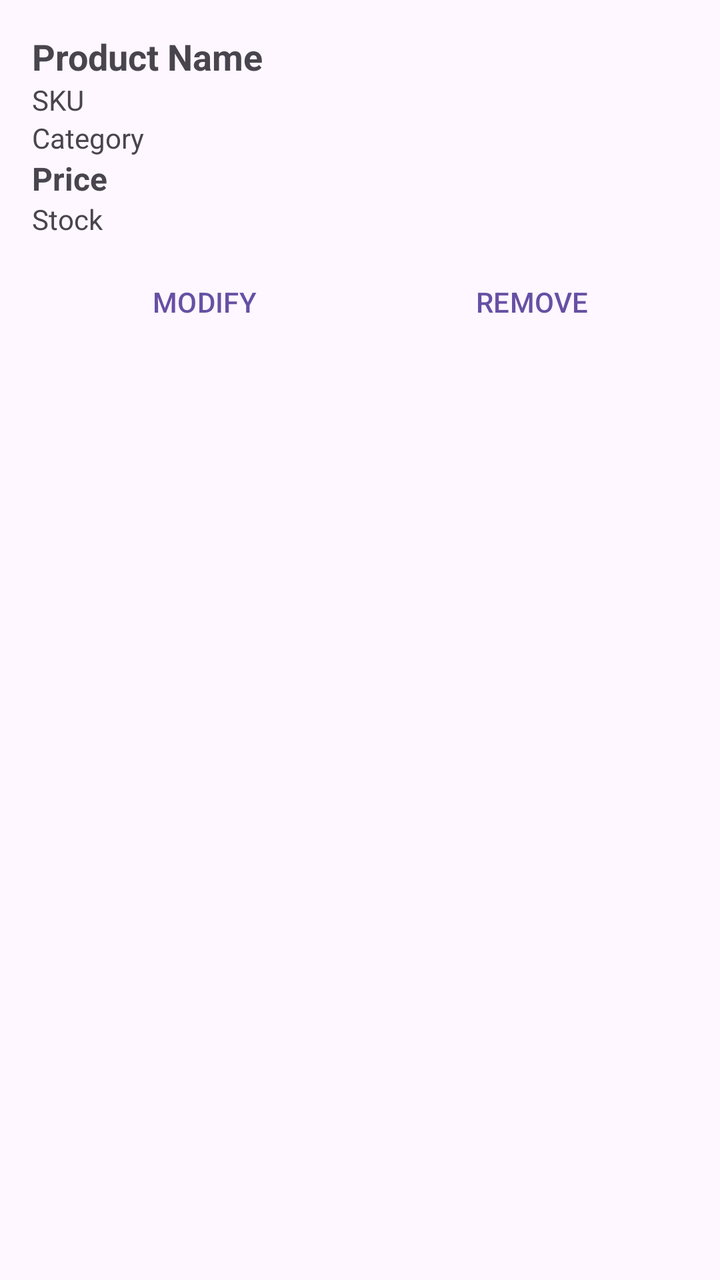
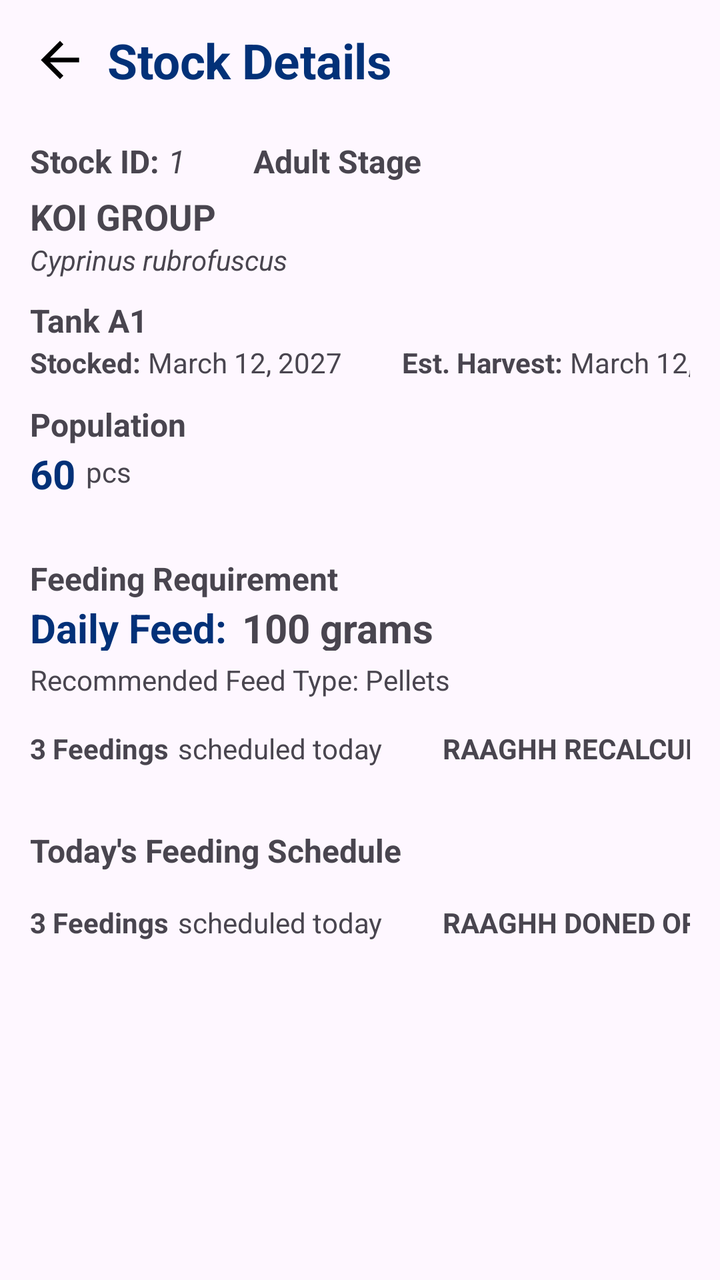

The first picture is an Android layout as it rendered before a commit; the second is the same layout after the commit. The layout source and the unified diff follow.
<!-- AndroidManifest.xml: application theme Theme.MyAPIDemo -->
<!-- res/layout/product_item.xml -->
<?xml version="1.0" encoding="utf-8"?>
<LinearLayout
    xmlns:android="http://schemas.android.com/apk/res/android"
    android:layout_width="match_parent"
    android:layout_height="wrap_content"
    android:orientation="vertical"
    android:padding="16dp">

    <TextView
        android:id="@+id/txtName"
        android:layout_width="match_parent"
        android:layout_height="wrap_content"
        android:text="@string/txt_product_name"
        android:textSize="18sp"
        android:textStyle="bold" />

    <TextView
        android:id="@+id/txtSku"
        android:layout_width="match_parent"
        android:layout_height="wrap_content"
        android:text="@string/txt_product_sku"
        android:textSize="14sp" />

    <TextView
        android:id="@+id/txtCategory"
        android:layout_width="match_parent"
        android:layout_height="wrap_content"
        android:text="@string/txt_product_category"
        android:textSize="14sp" />

    <TextView
        android:id="@+id/txtPrice"
        android:layout_width="match_parent"
        android:layout_height="wrap_content"
        android:text="@string/txt_product_price"
        android:textSize="16sp"
        android:textStyle="bold" />

    <TextView
        android:id="@+id/txtStock"
        android:layout_width="match_parent"
        android:layout_height="wrap_content"
        android:text="@string/txt_product_stock"
        android:textSize="14sp" />

    <LinearLayout
        style="?android:attr/buttonBarStyle"
        android:layout_width="match_parent"
        android:layout_height="wrap_content"
        android:orientation="horizontal"
        android:layout_marginTop="8dp">

        <Button
            android:id="@+id/btnEdit"
            style="?android:attr/buttonBarButtonStyle"
            android:layout_width="0dp"
            android:layout_height="wrap_content"
            android:layout_weight="1"
            android:text="@string/txt_btn_edit" />

        <Button
            android:id="@+id/btnDelete"
            style="?android:attr/buttonBarButtonStyle"
            android:layout_width="0dp"
            android:layout_height="wrap_content"
            android:layout_weight="1"
            android:text="@string/txt_btn_delete" />

    </LinearLayout>

</LinearLayout>
<!-- resources referenced by this layout -->
<resources>
  <string name="txt_btn_delete">REMOVE</string>
  <string name="txt_btn_edit">MODIFY</string>
  <string name="txt_product_category">Category</string>
  <string name="txt_product_name">Product Name</string>
  <string name="txt_product_price">Price</string>
  <string name="txt_product_sku">SKU</string>
  <string name="txt_product_stock">Stock</string>
  <style name="Theme.MyAPIDemo" parent="Base.Theme.MyAPIDemo" />
  <style name="Base.Theme.MyAPIDemo" parent="Theme.Material3.DayNight.NoActionBar">
          
          
      </style>
</resources>

<!-- the commit's change to res/layout/product_item.xml (unified diff, before → after) -->
@@ -4,13 +4,73 @@
     android:layout_width="match_parent"
     android:layout_height="wrap_content"
     android:orientation="vertical"
-    android:padding="16dp">
+    android:padding="15dp">
+
+    <LinearLayout
+        android:layout_width="match_parent"
+        android:layout_height="wrap_content"
+        android:orientation="horizontal"
+        android:gravity="center_vertical">
+
+    <ImageView
+        android:layout_height="30dp"
+        android:layout_width="30dp"
+        android:src="@drawable/arrow_back"
+        android:scaleType="centerInside"
+        android:scaleX="1.2"
+        android:scaleY="1.2"/>
+
+    <TextView
+        android:id="@+id/textView"
+        android:layout_width="wrap_content"
+        android:layout_height="wrap_content"
+        android:layout_marginStart="15dp"
+        android:scaleX="1.1"
+        android:scaleY="1.1"
+        android:text="Stock Details"
+        android:textAppearance="@style/TextAppearance.AppCompat.Large"
+        android:textColor="#023178"
+        android:textStyle="bold" />
+    </LinearLayout>
+
+    <LinearLayout
+        android:layout_width="383dp"
+        android:layout_height="31dp"
+        android:layout_marginTop="20dp"
+        android:gravity="center_vertical"
+        android:orientation="horizontal">
+
+        <TextView
+            android:id="@+id/txtPrice"
+            android:layout_width="wrap_content"
+            android:layout_height="wrap_content"
+            android:text="Stock ID: "
+            android:textSize="16sp"
+            android:textStyle="bold" />
+
+        <TextView
+            android:id="@+id/txtPrice"
+            android:layout_width="wrap_content"
+            android:layout_height="wrap_content"
+            android:text="1 "
+            android:textSize="16sp"
+            android:textStyle="italic" />
+
+        <TextView
+            android:id="@+id/txtPrice"
+            android:layout_width="147dp"
+            android:layout_height="wrap_content"
+            android:layout_marginStart="30dp"
+            android:text="Adult Stage"
+            android:textSize="16sp"
+            android:textStyle="bold" />
+    </LinearLayout>
 
     <TextView
         android:id="@+id/txtName"
         android:layout_width="match_parent"
         android:layout_height="wrap_content"
-        android:text="@string/txt_product_name"
+        android:text="KOI GROUP"
         android:textSize="18sp"
         android:textStyle="bold" />
 
@@ -18,54 +78,199 @@
         android:id="@+id/txtSku"
         android:layout_width="match_parent"
         android:layout_height="wrap_content"
-        android:text="@string/txt_product_sku"
+        android:textStyle="italic"
+        android:text="Cyprinus rubrofuscus"
         android:textSize="14sp" />
 
     <TextView
-        android:id="@+id/txtCategory"
-        android:layout_width="match_parent"
-        android:layout_height="wrap_content"
-        android:text="@string/txt_product_category"
-        android:textSize="14sp" />
-
-    <TextView
-        android:id="@+id/txtPrice"
-        android:layout_width="match_parent"
-        android:layout_height="wrap_content"
-        android:text="@string/txt_product_price"
-        android:textSize="16sp"
-        android:textStyle="bold" />
-
-    <TextView
-        android:id="@+id/txtStock"
-        android:layout_width="match_parent"
-        android:layout_height="wrap_content"
-        android:text="@string/txt_product_stock"
-        android:textSize="14sp" />
-
-    <LinearLayout
-        style="?android:attr/buttonBarStyle"
-        android:layout_width="match_parent"
-        android:layout_height="wrap_content"
-        android:orientation="horizontal"
-        android:layout_marginTop="8dp">
-
-        <Button
-            android:id="@+id/btnEdit"
-            style="?android:attr/buttonBarButtonStyle"
-            android:layout_width="0dp"
-            android:layout_height="wrap_content"
-            android:layout_weight="1"
-            android:text="@string/txt_btn_edit" />
-
-        <Button
-            android:id="@+id/btnDelete"
-            style="?android:attr/buttonBarButtonStyle"
-            android:layout_width="0dp"
-            android:layout_height="wrap_content"
-            android:layout_weight="1"
-            android:text="@string/txt_btn_delete" />
-
-    </LinearLayout>
+        android:id="@+id/txtPrice"
+        android:layout_width="match_parent"
+        android:layout_height="22dp"
+        android:layout_marginTop="10dp"
+        android:text="Tank A1"
+        android:textSize="16sp"
+        android:textStyle="bold" />
+
+    <LinearLayout
+        android:layout_width="383dp"
+        android:layout_height="20dp"
+        android:gravity="center_vertical"
+        android:orientation="horizontal">
+
+        <TextView
+            android:layout_width="wrap_content"
+            android:layout_height="wrap_content"
+            android:text="Stocked: "
+            android:textSize="14sp"
+            android:textStyle="bold" />
+
+        <TextView
+            android:id="@+id/txtPrice"
+            android:layout_width="wrap_content"
+            android:layout_height="wrap_content"
+            android:text="March 12, 2027"
+            android:textSize="14sp"/>
+
+        <TextView
+            android:layout_width="wrap_content"
+            android:layout_height="wrap_content"
+            android:layout_marginStart="30dp"
+            android:text="Est. Harvest: "
+            android:textSize="14sp"
+            android:textStyle="bold" />
+
+        <TextView
+            android:id="@+id/txtPrice"
+            android:layout_width="wrap_content"
+            android:layout_height="wrap_content"
+            android:text="March 12, 2028"
+            android:textSize="14sp"/>
+    </LinearLayout>
+
+
+    <TextView
+        android:id="@+id/txtPrice"
+        android:layout_width="match_parent"
+        android:layout_height="22dp"
+        android:layout_marginTop="10dp"
+        android:text="Population"
+        android:textSize="16sp"
+        android:textStyle="bold" />
+
+    <LinearLayout
+        android:layout_width="383dp"
+        android:layout_height="25dp"
+        android:gravity="center_vertical"
+        android:orientation="horizontal">
+
+        <TextView
+            android:id="@+id/txtName"
+            android:layout_width="28dp"
+            android:layout_height="wrap_content"
+            android:text="60"
+            android:textColor="#023178"
+            android:textSize="20sp"
+            android:textStyle="bold" />
+
+        <TextView
+            android:id="@+id/txtPrice"
+            android:layout_width="wrap_content"
+            android:layout_height="wrap_content"
+            android:text="pcs"
+            android:textSize="14sp"/>
+    </LinearLayout>
+
+    <TextView
+        android:id="@+id/txtPrice"
+        android:layout_width="match_parent"
+        android:layout_height="22dp"
+        android:layout_marginTop="30dp"
+        android:text="Feeding Requirement"
+        android:textSize="16sp"
+        android:textStyle="bold" />
+
+    <LinearLayout
+        android:layout_width="383dp"
+        android:layout_height="25dp"
+        android:gravity="center_vertical"
+        android:orientation="horizontal">
+
+        <TextView
+            android:id="@+id/txtName"
+            android:layout_width="106dp"
+            android:layout_height="wrap_content"
+            android:text="Daily Feed:"
+            android:textColor="#023178"
+            android:textSize="20sp"
+            android:textStyle="bold" />
+
+        <TextView
+            android:id="@+id/txtName"
+            android:layout_width="218dp"
+            android:layout_height="wrap_content"
+            android:text="100 grams"
+            android:tetColor="#023178"
+            android:textSize="20sp"
+            android:textStyle="bold" />
+    </LinearLayout>
+    <TextView
+        android:id="@+id/txtPrice"
+        android:layout_width="wrap_content"
+        android:layout_height="wrap_content"
+        android:layout_marginTop="5"
+        android:text="Recommended Feed Type: Pellets"
+        android:textSize="14sp"/>
+
+    <LinearLayout
+        android:layout_width="383dp"
+        android:layout_height="20dp"
+        android:layout_marginTop="15dp"
+        android:gravity="center_vertical"
+        android:orientation="horizontal">
+
+        <TextView
+            android:layout_width="74dp"
+            android:layout_height="wrap_content"
+            android:text="3 Feedings"
+            android:textSize="14sp"
+            android:textStyle="bold" />
+
+        <TextView
+            android:id="@+id/txtPrice"
+            android:layout_width="wrap_content"
+            android:layout_height="wrap_content"
+            android:text="scheduled today"
+            android:textSize="14sp"/>
+
+        <TextView
+            android:layout_width="wrap_content"
+            android:layout_height="wrap_content"
+            android:layout_marginStart="30dp"
+            android:text="RAAGHH RECALCULATE "
+            android:textSize="14sp"
+            android:textStyle="bold" />
+    </LinearLayout>
+
+    <TextView
+        android:id="@+id/txtPrice"
+        android:layout_width="match_parent"
+        android:layout_height="22dp"
+        android:layout_marginTop="30dp"
+        android:text="Today's Feeding Schedule"
+        android:textSize="16sp"
+        android:textStyle="bold" />
+
+    <LinearLayout
+        android:layout_width="383dp"
+        android:layout_height="20dp"
+        android:layout_marginTop="15dp"
+        android:gravity="center_vertical"
+        android:orientation="horizontal">
+
+        <TextView
+            android:layout_width="74dp"
+            android:layout_height="wrap_content"
+            android:text="3 Feedings"
+            android:textSize="14sp"
+            android:textStyle="bold" />
+
+        <TextView
+            android:id="@+id/txtPrice"
+            android:layout_width="wrap_content"
+            android:layout_height="wrap_content"
+            android:text="scheduled today"
+            android:textSize="14sp"/>
+
+        <TextView
+            android:layout_width="wrap_content"
+            android:layout_height="wrap_content"
+            android:layout_marginStart="30dp"
+            android:text="RAAGHH DONED OR NAH"
+            android:textSize="14sp"
+            android:textStyle="bold" />
+    </LinearLayout>
+
+
+
 
 </LinearLayout>
<!-- resource entries referenced after the edit -->
@@ -1,12 +1,11 @@
 <!-- resources referenced by this layout -->
 <resources>
-  <string name="txt_btn_delete">REMOVE</string>
-  <string name="txt_btn_edit">MODIFY</string>
-  <string name="txt_product_category">Category</string>
-  <string name="txt_product_name">Product Name</string>
-  <string name="txt_product_price">Price</string>
-  <string name="txt_product_sku">SKU</string>
-  <string name="txt_product_stock">Stock</string>
+  <!-- drawable arrow_back (drawable) -->
+  <vector xmlns:android="http://schemas.android.com/apk/res/android" android:autoMirrored="true" android:height="24dp" android:tint="#000000" android:viewportHeight="24" android:viewportWidth="24" android:width="24dp">
+        
+      <path android:fillColor="@android:color/white" android:pathData="M20,11H7.83l5.59,-5.59L12,4l-8,8 8,8 1.41,-1.41L7.83,13H20v-2z"/>
+      
+  </vector>
   <style name="Theme.MyAPIDemo" parent="Base.Theme.MyAPIDemo" />
   <style name="Base.Theme.MyAPIDemo" parent="Theme.Material3.DayNight.NoActionBar">
           
